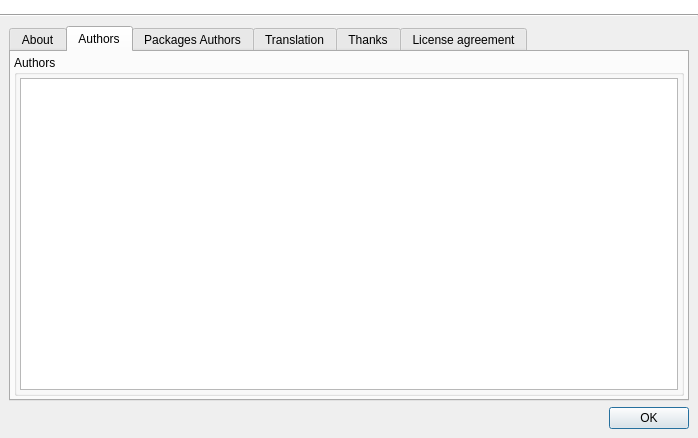
First picture: the form in src/q4wine-gui/uis/About.ui, repository brezerk/q4wine, before the edit.
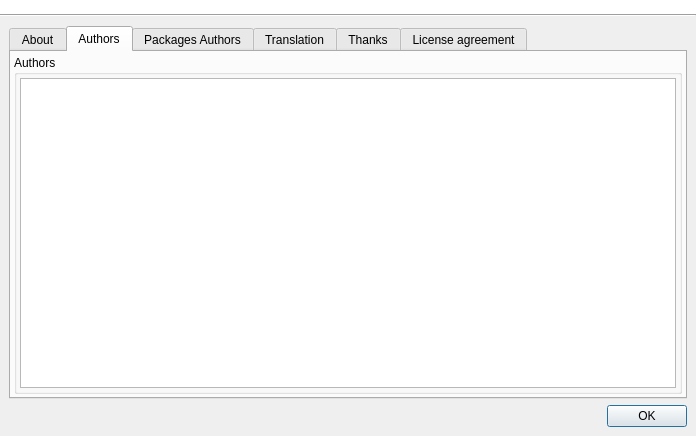
Second picture: the form after the edit. The open tabs and pages were chosen to show the change. Icons and pictures are not drawn.

What changed in the file:
```diff
--- a/src/q4wine-gui/uis/About.ui
+++ b/src/q4wine-gui/uis/About.ui
@@ -6,8 +6,8 @@
    <rect>
     <x>0</x>
     <y>0</y>
-    <width>698</width>
-    <height>438</height>
+    <width>696</width>
+    <height>436</height>
    </rect>
   </property>
   <property name="minimumSize">
@@ -296,11 +296,11 @@
                 <bool>true</bool>
                </property>
                <property name="html">
-                <string>&lt;!DOCTYPE HTML PUBLIC &quot;-//W3C//DTD HTML 4.0//EN&quot; &quot;http://www.w3.org/TR/REC-html40/strict.dtd&quot;&gt;
+                <string notr="true">&lt;!DOCTYPE HTML PUBLIC &quot;-//W3C//DTD HTML 4.0//EN&quot; &quot;http://www.w3.org/TR/REC-html40/strict.dtd&quot;&gt;
 &lt;html&gt;&lt;head&gt;&lt;meta name=&quot;qrichtext&quot; content=&quot;1&quot; /&gt;&lt;style type=&quot;text/css&quot;&gt;
 p, li { white-space: pre-wrap; }
-&lt;/style&gt;&lt;/head&gt;&lt;body style=&quot; font-family:'Verdana'; font-size:13pt; font-weight:400; font-style:normal;&quot;&gt;
-&lt;p style=&quot;-qt-paragraph-type:empty; margin-top:0px; margin-bottom:0px; margin-left:0px; margin-right:0px; -qt-block-indent:0; text-indent:0px; font-size:10pt;&quot;&gt;&lt;/p&gt;&lt;/body&gt;&lt;/html&gt;</string>
+&lt;/style&gt;&lt;/head&gt;&lt;body style=&quot; font-family:'Verdana'; font-size:9pt; font-weight:400; font-style:normal;&quot;&gt;
+&lt;p style=&quot;-qt-paragraph-type:empty; margin-top:0px; margin-bottom:0px; margin-left:0px; margin-right:0px; -qt-block-indent:0; text-indent:0px; font-size:10pt;&quot;&gt;&lt;br /&gt;&lt;/p&gt;&lt;/body&gt;&lt;/html&gt;</string>
                </property>
                <property name="textInteractionFlags">
                 <set>Qt::LinksAccessibleByMouse|Qt::TextSelectableByMouse</set>
```
Left out of the diff: 28 changed lines with no effect on the pictures.
